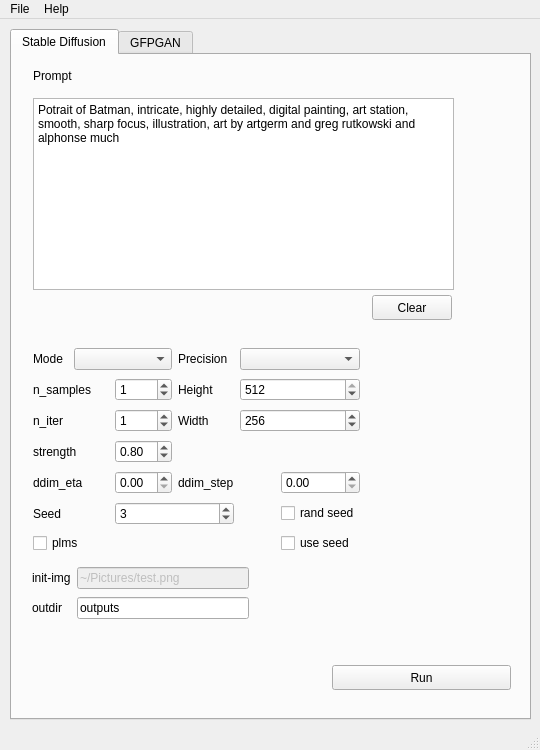
Above: ui/promptcraft.ui from rcn8397/prompt-craft before the change. Below: the same form after it.
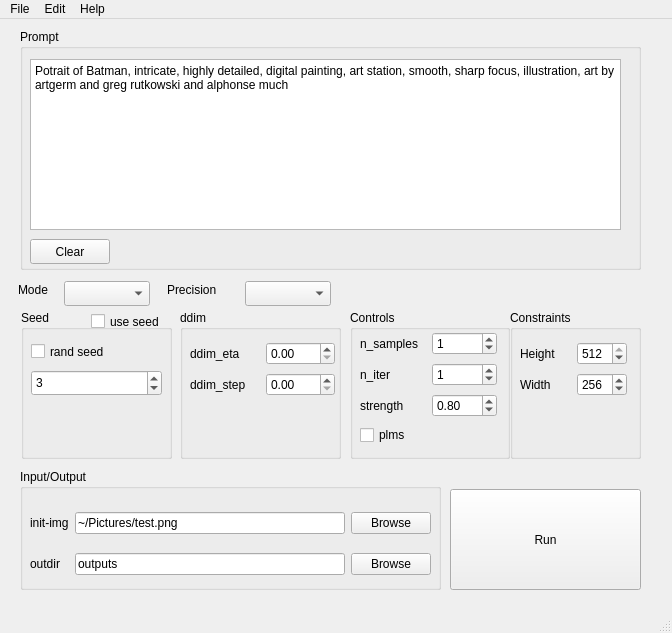
That is the form after the change.

Commit message: enable/disable seed

The edit to the form file:
```diff
--- a/ui/promptcraft.ui
+++ b/ui/promptcraft.ui
@@ -6,26 +6,26 @@
    <rect>
     <x>0</x>
     <y>0</y>
-    <width>540</width>
-    <height>750</height>
+    <width>672</width>
+    <height>633</height>
    </rect>
   </property>
   <property name="sizePolicy">
-   <sizepolicy hsizetype="Preferred" vsizetype="Preferred">
+   <sizepolicy hsizetype="Expanding" vsizetype="Expanding">
     <horstretch>0</horstretch>
     <verstretch>0</verstretch>
    </sizepolicy>
   </property>
   <property name="minimumSize">
    <size>
-    <width>540</width>
-    <height>750</height>
+    <width>0</width>
+    <height>0</height>
    </size>
   </property>
   <property name="maximumSize">
    <size>
-    <width>540</width>
-    <height>750</height>
+    <width>1000</width>
+    <height>1000</height>
    </size>
   </property>
   <property name="windowTitle">
@@ -38,103 +38,161 @@
      <verstretch>0</verstretch>
     </sizepolicy>
    </property>
-   <widget class="QTabWidget" name="tabWidget">
-    <property name="enabled">
-     <bool>true</bool>
-    </property>
+   <widget class="QPushButton" name="run_btn">
     <property name="geometry">
      <rect>
-      <x>10</x>
-      <y>10</y>
-      <width>521</width>
-      <height>691</height>
-     </rect>
-    </property>
-    <property name="currentIndex">
-     <number>0</number>
-    </property>
-    <widget class="QWidget" name="tab_3">
-     <attribute name="title">
-      <string>Stable Diffusion</string>
-     </attribute>
-     <widget class="QPushButton" name="clear_btn">
-      <property name="geometry">
-       <rect>
-        <x>360</x>
-        <y>240</y>
-        <width>80</width>
-        <height>25</height>
+      <x>450</x>
+      <y>470</y>
+      <width>191</width>
+      <height>101</height>
        </rect>
       </property>
       <property name="text">
-       <string>Clear</string>
-      </property>
-     </widget>
-     <widget class="QWidget" name="layoutWidget">
+     <string>Run</string>
+    </property>
+   </widget>
+   <widget class="QGroupBox" name="groupBox">
       <property name="geometry">
        <rect>
         <x>21</x>
         <y>291</y>
-        <width>327</width>
-        <height>216</height>
+      <width>151</width>
+      <height>149</height>
+     </rect>
+    </property>
+    <property name="title">
+     <string>Seed</string>
+    </property>
+    <widget class="QCheckBox" name="rand_seed">
+     <property name="enabled">
+      <bool>true</bool>
+     </property>
+     <property name="geometry">
+      <rect>
+       <x>10</x>
+       <y>30</y>
+       <width>92</width>
+       <height>23</height>
+      </rect>
+     </property>
+     <property name="text">
+      <string>rand seed</string>
+     </property>
+    </widget>
+    <widget class="QSpinBox" name="seed">
+     <property name="enabled">
+      <bool>true</bool>
+     </property>
+     <property name="geometry">
+      <rect>
+       <x>10</x>
+       <y>60</y>
+       <width>131</width>
+       <height>26</height>
+      </rect>
+     </property>
+     <property name="minimumSize">
+      <size>
+       <width>0</width>
+       <height>0</height>
+      </size>
+     </property>
+     <property name="value">
+      <number>3</number>
+     </property>
+    </widget>
+    <widget class="QCheckBox" name="use_seed">
+     <property name="enabled">
+      <bool>true</bool>
+     </property>
+     <property name="geometry">
+      <rect>
+       <x>70</x>
+       <y>0</y>
+       <width>81</width>
+       <height>23</height>
+      </rect>
+     </property>
+     <property name="text">
+      <string>use seed</string>
+     </property>
+    </widget>
+   </widget>
+   <widget class="QGroupBox" name="groupBox_2">
+    <property name="geometry">
+     <rect>
+      <x>180</x>
+      <y>291</y>
+      <width>161</width>
+      <height>149</height>
+     </rect>
+    </property>
+    <property name="title">
+     <string>ddim</string>
+    </property>
+    <widget class="QWidget" name="">
+     <property name="geometry">
+      <rect>
+       <x>10</x>
+       <y>30</y>
+       <width>145</width>
+       <height>60</height>
        </rect>
       </property>
       <layout class="QGridLayout" name="gridLayout_2">
        <item row="0" column="0">
-        <widget class="QLabel" name="label_7">
+       <widget class="QLabel" name="label_6">
          <property name="text">
-          <string>Mode</string>
+         <string>ddim_eta</string>
          </property>
         </widget>
        </item>
-       <item row="0" column="1" colspan="2">
-        <widget class="QComboBox" name="modeBox">
-         <property name="editable">
-          <bool>false</bool>
-         </property>
-         <property name="currentText">
-          <string/>
-         </property>
-         <property name="currentIndex">
-          <number>-1</number>
-         </property>
-         <property name="maxVisibleItems">
-          <number>2</number>
-         </property>
-        </widget>
-       </item>
-       <item row="0" column="3">
-        <widget class="QLabel" name="label_9">
+      <item row="0" column="1">
+       <widget class="QDoubleSpinBox" name="ddim_eta"/>
+      </item>
+      <item row="1" column="0">
+       <widget class="QLabel" name="label_8">
          <property name="text">
-          <string>Precision</string>
+         <string>ddim_step</string>
          </property>
         </widget>
        </item>
-       <item row="0" column="4" colspan="2">
-        <widget class="QComboBox" name="precisionBox"/>
-       </item>
-       <item row="1" column="0" colspan="2">
-        <widget class="QLabel" name="label">
-         <property name="text">
-          <string>n_samples</string>
-         </property>
-        </widget>
-       </item>
-       <item row="1" column="2">
-        <widget class="QSpinBox" name="n_samples">
-         <property name="value">
-          <number>1</number>
-         </property>
-        </widget>
-       </item>
-       <item row="1" column="3">
+      <item row="1" column="1">
+       <widget class="QDoubleSpinBox" name="ddim_step"/>
+      </item>
+     </layout>
+    </widget>
+   </widget>
+   <widget class="QGroupBox" name="groupBox_3">
+    <property name="geometry">
+     <rect>
+      <x>510</x>
+      <y>291</y>
+      <width>131</width>
+      <height>149</height>
+     </rect>
+    </property>
+    <property name="title">
+     <string>Constraints</string>
+    </property>
+    <widget class="QWidget" name="">
+     <property name="geometry">
+      <rect>
+       <x>10</x>
+       <y>30</y>
+       <width>107</width>
+       <height>60</height>
+      </rect>
+     </property>
+     <layout class="QGridLayout" name="gridLayout_3">
+      <item row="0" column="0">
         <widget class="QLabel" name="label_12">
          <property name="text">
           <string>Height</string>
          </property>
         </widget>
        </item>
-       <item row="1" column="4" colspan="2">
+      <item row="0" column="1">
         <widget class="QSpinBox" name="height">
          <property name="maximum">
           <number>512</number>
@@ -144,28 +202,14 @@
          </property>
         </widget>
        </item>
-       <item row="2" column="0">
-        <widget class="QLabel" name="label_3">
-         <property name="text">
-          <string>n_iter</string>
-         </property>
-        </widget>
-       </item>
-       <item row="2" column="2">
-        <widget class="QSpinBox" name="n_iter">
-         <property name="value">
-          <number>1</number>
-         </property>
-        </widget>
-       </item>
-       <item row="2" column="3">
+      <item row="1" column="0">
         <widget class="QLabel" name="label_13">
          <property name="text">
           <string>Width</string>
          </property>
         </widget>
        </item>
-       <item row="2" column="4" colspan="2">
+      <item row="1" column="1">
         <widget class="QSpinBox" name="width">
          <property name="maximum">
           <number>512</number>
@@ -175,14 +219,67 @@
          </property>
         </widget>
        </item>
-       <item row="3" column="0" colspan="2">
+     </layout>
+    </widget>
+   </widget>
+   <widget class="QGroupBox" name="groupBox_4">
+    <property name="geometry">
+     <rect>
+      <x>350</x>
+      <y>291</y>
+      <width>160</width>
+      <height>149</height>
+     </rect>
+    </property>
+    <property name="title">
+     <string>Controls</string>
+    </property>
+    <widget class="QWidget" name="">
+     <property name="geometry">
+      <rect>
+       <x>10</x>
+       <y>20</y>
+       <width>137</width>
+       <height>121</height>
+      </rect>
+     </property>
+     <layout class="QGridLayout" name="gridLayout_4">
+      <item row="0" column="0">
+       <widget class="QLabel" name="label">
+        <property name="text">
+         <string>n_samples</string>
+        </property>
+       </widget>
+      </item>
+      <item row="0" column="1">
+       <widget class="QSpinBox" name="n_samples">
+        <property name="value">
+         <number>1</number>
+        </property>
+       </widget>
+      </item>
+      <item row="1" column="0">
+       <widget class="QLabel" name="label_3">
+        <property name="text">
+         <string>n_iter</string>
+        </property>
+       </widget>
+      </item>
+      <item row="1" column="1">
+       <widget class="QSpinBox" name="n_iter">
+        <property name="value">
+         <number>1</number>
+        </property>
+       </widget>
+      </item>
+      <item row="2" column="0">
         <widget class="QLabel" name="label_2">
          <property name="text">
           <string>strength</string>
          </property>
         </widget>
        </item>
-       <item row="3" column="2">
+      <item row="2" column="1">
         <widget class="QDoubleSpinBox" name="strength">
          <property name="maximum">
           <double>1.000000000000000</double>
@@ -195,124 +292,66 @@
          </property>
         </widget>
        </item>
-       <item row="4" column="0" colspan="2">
-        <widget class="QLabel" name="label_6">
-         <property name="text">
-          <string>ddim_eta</string>
-         </property>
-        </widget>
-       </item>
-       <item row="4" column="2">
-        <widget class="QDoubleSpinBox" name="ddim_eta"/>
-       </item>
-       <item row="4" column="3">
-        <widget class="QLabel" name="label_8">
-         <property name="text">
-          <string>ddim_step</string>
-         </property>
-        </widget>
-       </item>
-       <item row="4" column="5">
-        <widget class="QDoubleSpinBox" name="ddim_step"/>
-       </item>
-       <item row="5" column="0">
-        <widget class="QLabel" name="label_5">
-         <property name="text">
-          <string>Seed</string>
-         </property>
-        </widget>
-       </item>
-       <item row="6" column="0" colspan="2">
+      <item row="3" column="0">
         <widget class="QCheckBox" name="plms">
          <property name="text">
           <string>plms</string>
          </property>
         </widget>
        </item>
-       <item row="5" column="5">
-        <widget class="QCheckBox" name="rand_seed">
-         <property name="enabled">
-          <bool>true</bool>
-         </property>
-         <property name="text">
-          <string>rand seed</string>
-         </property>
-        </widget>
-       </item>
-       <item row="5" column="2" colspan="2">
-        <widget class="QSpinBox" name="seed">
-         <property name="enabled">
-          <bool>true</bool>
-         </property>
-         <property name="value">
-          <number>3</number>
-         </property>
-        </widget>
-       </item>
-       <item row="6" column="5">
-        <widget class="QCheckBox" name="use_seed">
-         <property name="enabled">
-          <bool>true</bool>
-         </property>
-         <property name="text">
-          <string>use seed</string>
-         </property>
-        </widget>
-       </item>
-      </layout>
-     </widget>
-     <widget class="QLabel" name="label_4">
-      <property name="geometry">
-       <rect>
-        <x>21</x>
-        <y>12</y>
-        <width>52</width>
-        <height>17</height>
-       </rect>
-      </property>
-      <property name="text">
-       <string>Prompt</string>
-      </property>
-     </widget>
-     <widget class="QPlainTextEdit" name="prompt">
+     </layout>
+    </widget>
+   </widget>
+   <widget class="QGroupBox" name="groupBox_5">
       <property name="geometry">
        <rect>
-        <x>21</x>
-        <y>43</y>
+      <x>20</x>
+      <y>450</y>
         <width>421</width>
-        <height>192</height>
-       </rect>
-      </property>
-      <property name="plainText">
-       <string>Potrait of Batman, intricate, highly detailed, digital painting, art station, smooth, sharp focus, illustration, art by artgerm and greg rutkowski and alphonse much</string>
-      </property>
-      <property name="placeholderText">
-       <string>Potrait of Batman, intricate, highly detailed, digital painting, art station, smooth, sharp focus, illustration, art by artgerm and greg rutkowski and alphonse much</string>
-      </property>
-     </widget>
-     <widget class="QPushButton" name="run_btn">
+      <height>121</height>
+     </rect>
+    </property>
+    <property name="title">
+     <string>Input/Output</string>
+    </property>
+    <widget class="QWidget" name="">
       <property name="geometry">
        <rect>
-        <x>320</x>
-        <y>610</y>
-        <width>179</width>
-        <height>25</height>
-       </rect>
-      </property>
-      <property name="text">
-       <string>Run</string>
-      </property>
-     </widget>
-     <widget class="QWidget" name="layoutWidget">
-      <property name="geometry">
-       <rect>
-        <x>20</x>
-        <y>510</y>
-        <width>217</width>
-        <height>58</height>
+       <x>10</x>
+       <y>30</y>
+       <width>401</width>
+       <height>89</height>
        </rect>
       </property>
       <layout class="QGridLayout" name="gridLayout">
+      <item row="0" column="2">
+       <widget class="QPushButton" name="input_browse">
+        <property name="text">
+         <string>Browse</string>
+        </property>
+       </widget>
+      </item>
+      <item row="1" column="1">
+       <widget class="QLineEdit" name="outdir">
+        <property name="text">
+         <string>outputs</string>
+        </property>
+       </widget>
+      </item>
+      <item row="1" column="0">
+       <widget class="QLabel" name="label_11">
+        <property name="text">
+         <string>outdir</string>
+        </property>
+       </widget>
+      </item>
+      <item row="1" column="2">
+       <widget class="QPushButton" name="outdir_browse">
+        <property name="text">
+         <string>Browse</string>
+        </property>
+       </widget>
+      </item>
        <item row="0" column="0">
         <widget class="QLabel" name="label_10">
          <property name="text">
@@ -323,48 +362,115 @@
        <item row="0" column="1">
         <widget class="QLineEdit" name="init_img">
          <property name="enabled">
-          <bool>false</bool>
+         <bool>true</bool>
          </property>
          <property name="text">
           <string>~/Pictures/test.png</string>
          </property>
         </widget>
        </item>
-       <item row="1" column="0">
-        <widget class="QLabel" name="label_11">
-         <property name="text">
-          <string>outdir</string>
-         </property>
-        </widget>
-       </item>
-       <item row="1" column="1">
-        <widget class="QLineEdit" name="outdir">
-         <property name="text">
-          <string>outputs</string>
-         </property>
-        </widget>
-       </item>
       </layout>
      </widget>
     </widget>
-    <widget class="QWidget" name="tab_4">
-     <attribute name="title">
-      <string>GFPGAN</string>
-     </attribute>
-     <widget class="QLabel" name="label_14">
+   <widget class="QGroupBox" name="groupBox_6">
       <property name="geometry">
        <rect>
-        <x>40</x>
-        <y>20</y>
-        <width>67</width>
-        <height>17</height>
-       </rect>
-      </property>
+      <x>20</x>
+      <y>10</y>
+      <width>621</width>
+      <height>241</height>
+     </rect>
+    </property>
+    <property name="title">
+     <string>Prompt</string>
+    </property>
+    <widget class="QPlainTextEdit" name="prompt">
+     <property name="geometry">
+      <rect>
+       <x>10</x>
+       <y>30</y>
+       <width>591</width>
+       <height>171</height>
+      </rect>
+     </property>
+     <property name="plainText">
+      <string>Potrait of Batman, intricate, highly detailed, digital painting, art station, smooth, sharp focus, illustration, art by artgerm and greg rutkowski and alphonse much</string>
+     </property>
+     <property name="placeholderText">
+      <string>Potrait of Batman, intricate, highly detailed, digital painting, art station, smooth, sharp focus, illustration, art by artgerm and greg rutkowski and alphonse much</string>
+     </property>
+    </widget>
+    <widget class="QPushButton" name="clear_btn">
+     <property name="geometry">
+      <rect>
+       <x>10</x>
+       <y>210</y>
+       <width>80</width>
+       <height>25</height>
+      </rect>
+     </property>
       <property name="text">
-       <string>TBD</string>
+      <string>Clear</string>
       </property>
      </widget>
     </widget>
+   <widget class="QComboBox" name="modeBox">
+    <property name="geometry">
+     <rect>
+      <x>64</x>
+      <y>262</y>
+      <width>86</width>
+      <height>25</height>
+     </rect>
+    </property>
+    <property name="editable">
+     <bool>false</bool>
+    </property>
+    <property name="currentText">
+     <string/>
+    </property>
+    <property name="currentIndex">
+     <number>-1</number>
+    </property>
+    <property name="maxVisibleItems">
+     <number>2</number>
+    </property>
+   </widget>
+   <widget class="QComboBox" name="precisionBox">
+    <property name="geometry">
+     <rect>
+      <x>245</x>
+      <y>262</y>
+      <width>86</width>
+      <height>25</height>
+     </rect>
+    </property>
+   </widget>
+   <widget class="QLabel" name="label_9">
+    <property name="geometry">
+     <rect>
+      <x>167</x>
+      <y>262</y>
+      <width>62</width>
+      <height>17</height>
+     </rect>
+    </property>
+    <property name="text">
+     <string>Precision</string>
+    </property>
+   </widget>
+   <widget class="QLabel" name="label_7">
+    <property name="geometry">
+     <rect>
+      <x>18</x>
+      <y>262</y>
+      <width>40</width>
+      <height>17</height>
+     </rect>
+    </property>
+    <property name="text">
+     <string>Mode</string>
+    </property>
    </widget>
   </widget>
   <widget class="QMenuBar" name="menubar">
@@ -372,7 +478,7 @@
     <rect>
      <x>0</x>
      <y>0</y>
-     <width>540</width>
+     <width>672</width>
      <height>22</height>
     </rect>
    </property>
@@ -389,7 +495,24 @@
     </property>
     <addaction name="actionAbout"/>
    </widget>
+   <widget class="QMenu" name="menuEdit">
+    <property name="title">
+     <string>Edit</string>
+    </property>
+    <widget class="QMenu" name="menuprecision">
+     <property name="title">
+      <string>precision</string>
+     </property>
+     <addaction name="actionfull"/>
+     <addaction name="actionautocast"/>
+    </widget>
+    <addaction name="actionplms"/>
+    <addaction name="menuprecision"/>
+    <addaction name="separator"/>
+    <addaction name="actionInit_Image"/>
+   </widget>
    <addaction name="menuFile"/>
+   <addaction name="menuEdit"/>
    <addaction name="menuabout"/>
   </widget>
   <widget class="QStatusBar" name="statusbar"/>
@@ -411,6 +534,34 @@
     <string>About</string>
    </property>
   </action>
+  <action name="actionplms">
+   <property name="checkable">
+    <bool>true</bool>
+   </property>
+   <property name="text">
+    <string>plms</string>
+   </property>
+  </action>
+  <action name="actionInit_Image">
+   <property name="text">
+    <string>Init Image</string>
+   </property>
+  </action>
+  <action name="actiondefault">
+   <property name="text">
+    <string>default</string>
+   </property>
+  </action>
+  <action name="actionfull">
+   <property name="text">
+    <string>full</string>
+   </property>
+  </action>
+  <action name="actionautocast">
+   <property name="text">
+    <string>autocast</string>
+   </property>
+  </action>
  </widget>
  <resources/>
  <connections>
```
Left out of the diff: 77 changed lines with no effect on the pictures. Lines whose indentation alone changed are shown as unchanged. The commit also changes 2 other files.
